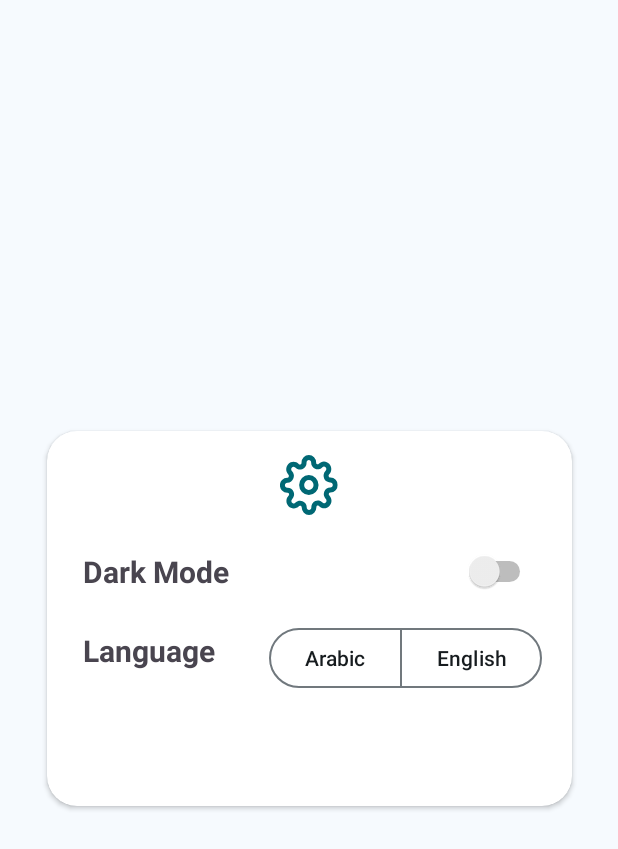
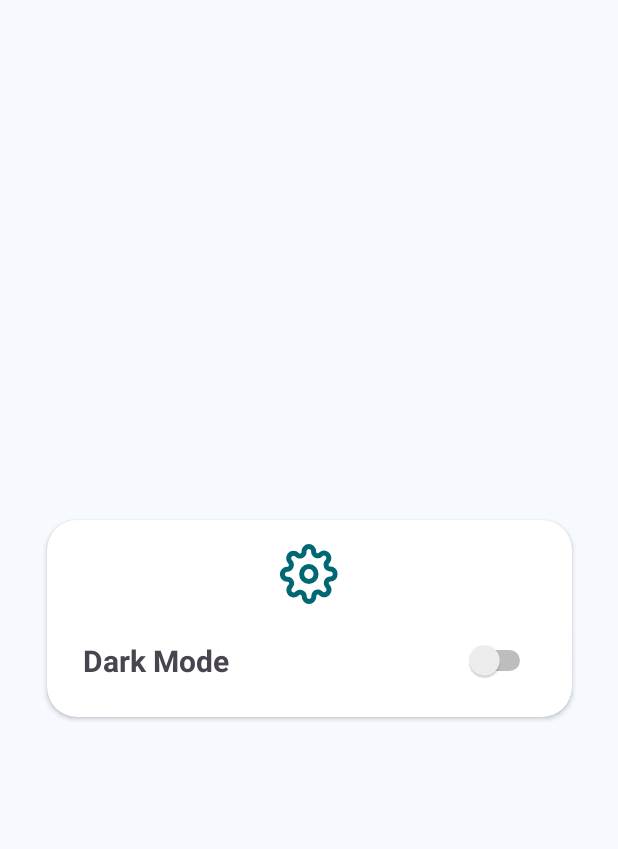
Before and after one commit to Rodinamomen/DropCount, an Android app: the layout settings_dialog.xml on its own in the app's theme, with its tools: preview values and no code run, on a phone screen of 412 x 824 dp. Shown: the top 849 px of the screen. Run offline under Robolectric (Android 15) with nearby library versions, the phone set to English and light mode, and no system bars.

Commit message:
dark mode

```diff
--- a/app/src/main/java/com/example/stayhydratedapp/tracker/view/TrackerFragment.kt
+++ b/app/src/main/java/com/example/stayhydratedapp/tracker/view/TrackerFragment.kt
@@ -85,8 +85,6 @@ companion object{
         val cup300 = dialog.findViewById<ImageView>(R.id.iv_300ml)
         val cup400 = dialog.findViewById<ImageView>(R.id.iv_400ml)
         val darkModeSwitch = settingsDialog.findViewById<Switch>(R.id.switch_dark_mode)
-        val arabicButton = settingsDialog.findViewById<Button>(R.id.btn_arabic)
-        val englishButton = settingsDialog.findViewById<Button>(R.id.btn_english)
         getSavedTotal(sharedPreferences)?.toInt()?.let { updateProgressBar(it) }
         var currentDrawableResId: Int = R.drawable.ic_cup100
         viewmodel.recordInserted.observe(requireActivity()){
@@ -109,12 +107,6 @@ companion object{
             }
             val adapter = RecordsAdapter(it)
             binding.rvRecords.adapter = adapter
-        }
-        arabicButton.setOnClickListener {
-            Toast.makeText(requireContext(), "  Arabic", Toast.LENGTH_SHORT).show()
-        }
-        englishButton.setOnClickListener {
-            Toast.makeText(requireContext(),"English", Toast.LENGTH_SHORT).show()
         }
         binding.rvRecords.layoutManager= LinearLayoutManager(requireContext(),
             RecyclerView.VERTICAL,false)
--- a/app/src/main/res/layout/settings_dialog.xml
+++ b/app/src/main/res/layout/settings_dialog.xml
@@ -4,11 +4,12 @@
     android:layout_width="match_parent"
     android:layout_height="match_parent"
     xmlns:app="http://schemas.android.com/apk/res-auto">
+
     <androidx.cardview.widget.CardView
         android:layout_width="350dp"
-        android:layout_height="250dp"
+        android:layout_height="wrap_content"
+        android:color="@android:color/white"
         app:cardCornerRadius="20dp"
-        android:color="@android:color/white"
         app:layout_constraintBottom_toBottomOf="parent"
         app:layout_constraintEnd_toEndOf="parent"
         app:layout_constraintHorizontal_bias="0.5"
@@ -18,21 +19,9 @@
 
         <androidx.constraintlayout.widget.ConstraintLayout
             android:layout_width="match_parent"
-            android:layout_height="match_parent"
+            android:layout_height="wrap_content"
             android:color="@android:color/white"
             android:elevation="20dp">
-
-            <TextView
-                android:id="@+id/tv_dark_mode"
-                android:layout_width="wrap_content"
-                android:layout_height="wrap_content"
-                android:layout_marginStart="24dp"
-                android:layout_marginTop="25dp"
-                android:text="Language"
-                android:textSize="20sp"
-                android:textStyle="bold"
-                app:layout_constraintStart_toStartOf="parent"
-                app:layout_constraintTop_toBottomOf="@+id/tv_language" />
 
             <ImageView
                 android:id="@+id/imageView4"
@@ -50,37 +39,13 @@
                 android:layout_height="wrap_content"
                 android:layout_marginStart="24dp"
                 android:layout_marginTop="24dp"
+                android:layout_marginBottom="24dp"
                 android:text="Dark Mode"
                 android:textSize="20sp"
                 android:textStyle="bold"
+                app:layout_constraintBottom_toBottomOf="parent"
                 app:layout_constraintStart_toStartOf="parent"
                 app:layout_constraintTop_toBottomOf="@+id/imageView4" />
-
-            <com.google.android.material.button.MaterialButtonToggleGroup
-                android:id="@+id/toggleButton"
-                android:layout_width="wrap_content"
-                android:layout_height="wrap_content"
-                android:layout_marginStart="16dp"
-                android:layout_marginTop="20dp"
-                app:layout_constraintEnd_toEndOf="parent"
-                app:layout_constraintHorizontal_bias="0.5"
-                app:layout_constraintStart_toEndOf="@+id/tv_dark_mode"
-                app:layout_constraintTop_toBottomOf="@+id/switch_dark_mode">
-
-                <Button
-                    android:id="@+id/btn_arabic"
-                    style="?attr/materialButtonOutlinedStyle"
-                    android:layout_width="wrap_content"
-                    android:layout_height="wrap_content"
-                    android:text="Arabic" />
-
-                <Button
-                    android:id="@+id/btn_english"
-                    style="?attr/materialButtonOutlinedStyle"
-                    android:layout_width="wrap_content"
-                    android:layout_height="wrap_content"
-                    android:text="English" />
-            </com.google.android.material.button.MaterialButtonToggleGroup>
 
             <Switch
                 android:id="@+id/switch_dark_mode"
@@ -88,6 +53,8 @@
                 android:layout_height="wrap_content"
                 android:layout_marginTop="24dp"
                 android:layout_marginEnd="24dp"
+                android:layout_marginBottom="24dp"
+                app:layout_constraintBottom_toBottomOf="parent"
                 app:layout_constraintEnd_toEndOf="parent"
                 app:layout_constraintTop_toBottomOf="@+id/imageView4" />
         </androidx.constraintlayout.widget.ConstraintLayout>
```
